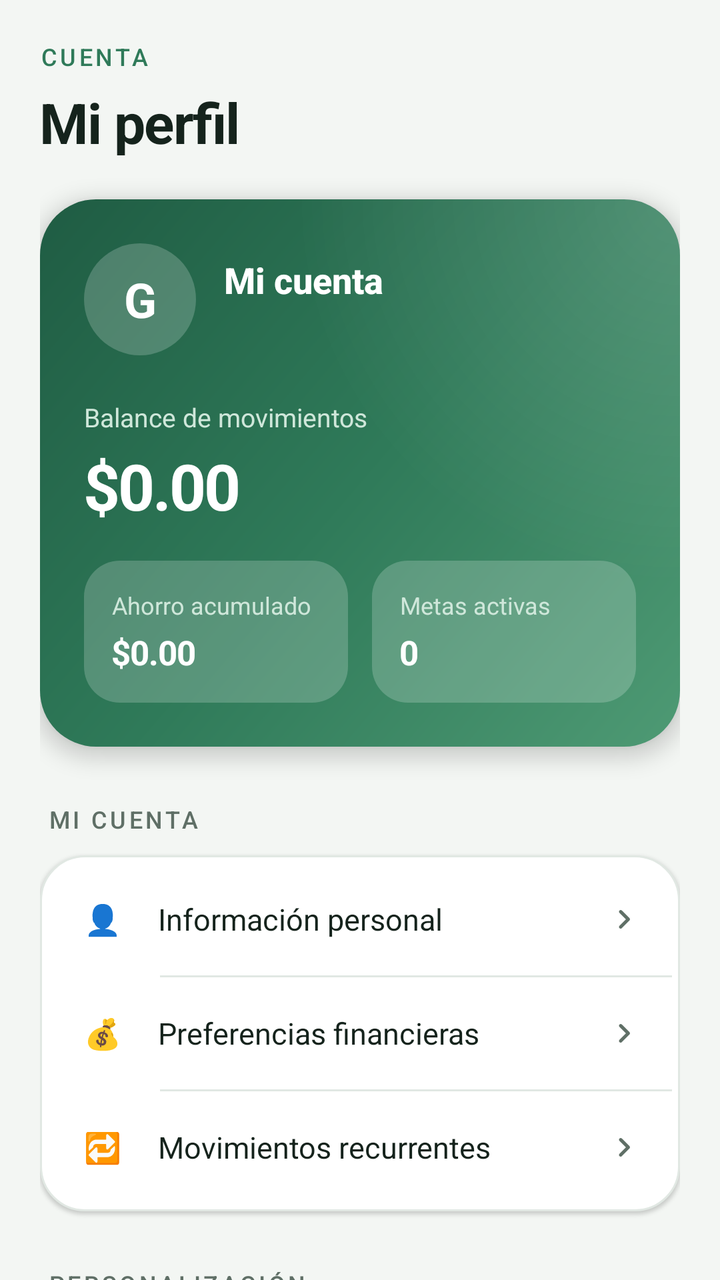
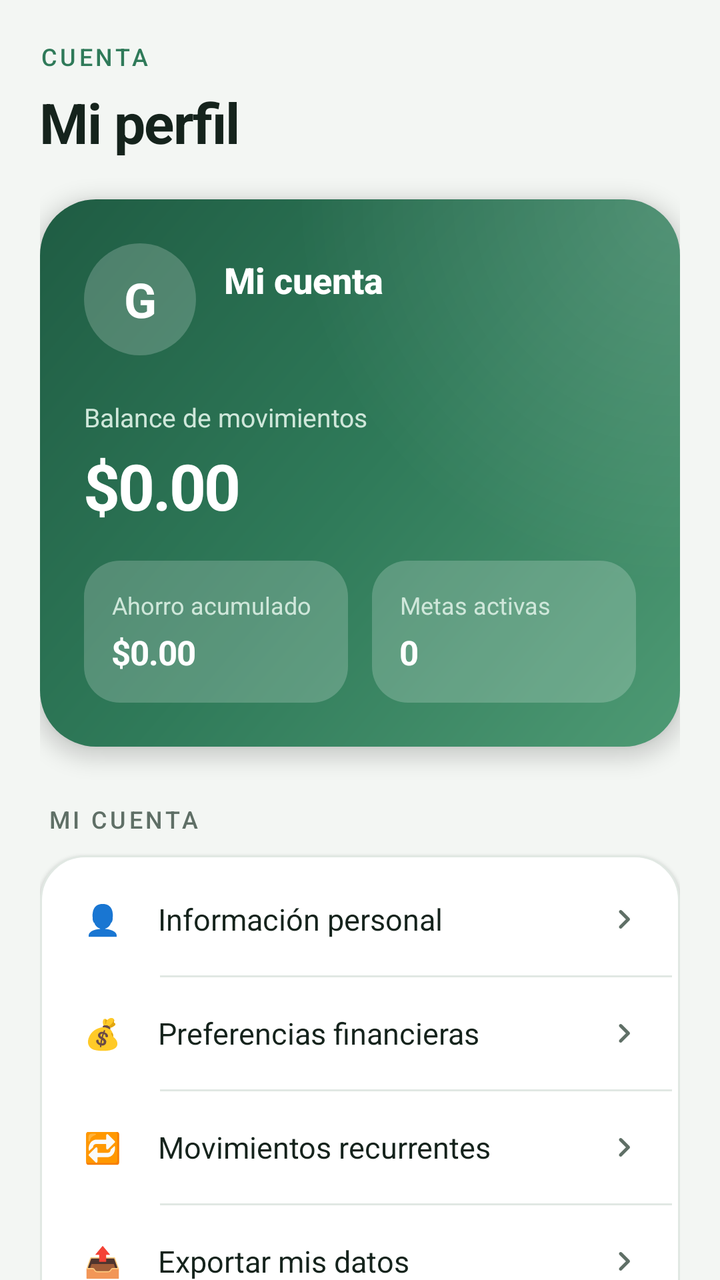

Two renders of the same Android screen: before a commit and after it. Below are the layout's source before the change and the commit's diff.
<!-- AndroidManifest.xml: application theme Theme.Gamora -->
<!-- res/layout/fragment_profile.xml -->
<?xml version="1.0" encoding="utf-8"?>
<androidx.core.widget.NestedScrollView xmlns:android="http://schemas.android.com/apk/res/android"
    xmlns:app="http://schemas.android.com/apk/res-auto"
    android:layout_width="match_parent"
    android:layout_height="match_parent"
    android:background="@color/gamora_background"
    android:clipToPadding="false"
    android:fillViewport="true">

    <LinearLayout
        android:layout_width="match_parent"
        android:layout_height="wrap_content"
        android:orientation="vertical"
        android:paddingStart="20dp"
        android:paddingTop="20dp"
        android:paddingEnd="20dp"
        android:paddingBottom="96dp">

        <TextView
            android:layout_width="wrap_content"
            android:layout_height="wrap_content"
            android:text="@string/profile_cuenta"
            android:textAppearance="@style/TextAppearance.Gamora.Overline" />

        <TextView
            android:layout_width="match_parent"
            android:layout_height="wrap_content"
            android:layout_marginTop="6dp"
            android:text="@string/profile_mi_perfil"
            android:textAppearance="@style/TextAppearance.Gamora.Headline" />

        
        <LinearLayout
            style="@style/Gamora.Hero"
            android:layout_width="match_parent"
            android:layout_height="wrap_content"
            android:layout_marginTop="20dp"
            android:orientation="vertical">

            <LinearLayout
                android:layout_width="match_parent"
                android:layout_height="wrap_content"
                android:gravity="center_vertical"
                android:orientation="horizontal">

                <TextView
                    android:id="@+id/tvAvatar"
                    android:layout_width="56dp"
                    android:layout_height="56dp"
                    android:background="@drawable/bg_icon_circle"
                    android:backgroundTint="@color/gamora_hero_chip"
                    android:fontFamily="sans-serif"
                    android:textStyle="bold"
                    android:gravity="center"
                    android:importantForAccessibility="no"
                    android:text="@string/login_screen_g"
                    android:textColor="@color/gamora_on_hero"
                    android:textSize="24sp" />

                <LinearLayout
                    android:layout_width="0dp"
                    android:layout_height="wrap_content"
                    android:layout_marginStart="14dp"
                    android:layout_weight="1"
                    android:orientation="vertical">

                    <TextView
                        android:id="@+id/tvNombrePerfil"
                        android:layout_width="match_parent"
                        android:layout_height="wrap_content"
                        android:fontFamily="sans-serif-medium"
                        android:text="@string/profile_mi_cuenta"
                        android:textColor="@color/gamora_on_hero"
                        android:textSize="18sp"
                        android:textStyle="bold" />

                    <TextView
                        android:id="@+id/tvCorreoPerfil"
                        android:layout_width="match_parent"
                        android:layout_height="wrap_content"
                        android:layout_marginTop="2dp"
                        android:text=""
                        android:textColor="@color/gamora_on_hero_secondary"
                        android:textSize="13sp" />
                </LinearLayout>
            </LinearLayout>

            <TextView
                android:layout_width="wrap_content"
                android:layout_height="wrap_content"
                android:layout_marginTop="22dp"
                android:text="@string/profile_balance_de_movimientos"
                android:textColor="@color/gamora_on_hero_secondary"
                android:textSize="13sp" />

            <TextView
                android:id="@+id/tvPatrimonio"
                android:layout_width="match_parent"
                android:layout_height="wrap_content"
                android:layout_marginTop="4dp"
                android:text="@string/analytics_0_00"
                android:textAppearance="@style/TextAppearance.Gamora.Amount"
                android:textSize="32sp" />

            <LinearLayout
                android:layout_width="match_parent"
                android:layout_height="wrap_content"
                android:layout_marginTop="16dp"
                android:orientation="horizontal">

                <LinearLayout
                    android:layout_width="0dp"
                    android:layout_height="wrap_content"
                    android:layout_marginEnd="6dp"
                    android:layout_weight="1"
                    android:background="@drawable/bg_dashboard_expense"
                    android:orientation="vertical"
                    android:padding="14dp">

                    <TextView
                        android:layout_width="wrap_content"
                        android:layout_height="wrap_content"
                        android:text="@string/profile_ahorro_acumulado"
                        android:textColor="@color/gamora_on_hero_secondary"
                        android:textSize="12sp" />

                    <TextView
                        android:id="@+id/tvAhorroAcumulado"
                        android:layout_width="match_parent"
                        android:layout_height="wrap_content"
                        android:layout_marginTop="4dp"
                        android:maxLines="1"
                        android:text="@string/analytics_0_00"
                        android:textAppearance="@style/TextAppearance.Gamora.AmountSmall"
                        android:textColor="@color/gamora_on_hero"
                        android:textSize="17sp" />
                </LinearLayout>

                <LinearLayout
                    android:layout_width="0dp"
                    android:layout_height="wrap_content"
                    android:layout_marginStart="6dp"
                    android:layout_weight="1"
                    android:background="@drawable/bg_dashboard_expense"
                    android:orientation="vertical"
                    android:padding="14dp">

                    <TextView
                        android:layout_width="wrap_content"
                        android:layout_height="wrap_content"
                        android:text="@string/profile_metas_activas"
                        android:textColor="@color/gamora_on_hero_secondary"
                        android:textSize="12sp" />

                    <TextView
                        android:id="@+id/tvMetasActivas"
                        android:layout_width="match_parent"
                        android:layout_height="wrap_content"
                        android:layout_marginTop="4dp"
                        android:text="@string/profile_0"
                        android:textAppearance="@style/TextAppearance.Gamora.AmountSmall"
                        android:textColor="@color/gamora_on_hero"
                        android:textSize="17sp" />
                </LinearLayout>
            </LinearLayout>
        </LinearLayout>

        
        <TextView
            style="@style/Gamora.SectionLabel"
            android:text="@string/profile_mi_cuenta" />

        <LinearLayout
            style="@style/Gamora.Card"
            android:layout_width="match_parent"
            android:layout_height="wrap_content"
            android:orientation="vertical"
            android:padding="4dp">

            <TextView
                android:id="@+id/btnInformacionPersonal"
                style="@style/Gamora.SettingRow"
                android:text="@string/profile_informacion_personal" />

            <View style="@style/Gamora.Divider" />

            <TextView
                android:id="@+id/btnPreferenciasFinancieras"
                style="@style/Gamora.SettingRow"
                android:text="@string/profile_preferencias_financieras" />

            <View style="@style/Gamora.Divider" />

            <TextView
                android:id="@+id/btnRecurrentes"
                style="@style/Gamora.SettingRow"
                android:text="@string/profile_movimientos_recurrentes" />
        </LinearLayout>

        
        <TextView
            style="@style/Gamora.SectionLabel"
            android:text="@string/profile_personalizacion" />

        <LinearLayout
            style="@style/Gamora.Card"
            android:layout_width="match_parent"
            android:layout_height="wrap_content"
            android:orientation="vertical"
            android:padding="4dp">

            <LinearLayout
                android:layout_width="match_parent"
                android:layout_height="wrap_content"
                android:orientation="vertical"
                android:paddingStart="18dp"
                android:paddingTop="14dp"
                android:paddingEnd="14dp"
                android:paddingBottom="14dp">

                <TextView
                    android:layout_width="wrap_content"
                    android:layout_height="wrap_content"
                    android:text="@string/profile_apariencia"
                    android:textColor="@color/gamora_text_primary"
                    android:textSize="15sp" />

                <com.google.android.material.button.MaterialButtonToggleGroup
                    android:id="@+id/groupTema"
                    android:layout_width="match_parent"
                    android:layout_height="wrap_content"
                    android:layout_marginTop="12dp"
                    app:selectionRequired="true"
                    app:singleSelection="true">

                    <com.google.android.material.button.MaterialButton
                        android:id="@+id/btnTemaClaro"
                        style="@style/Widget.Gamora.Button.Outlined"
                        android:layout_width="0dp"
                        android:layout_height="wrap_content"
                        android:layout_weight="1"
                        android:minHeight="44dp"
                        android:paddingStart="4dp"
                        android:paddingEnd="4dp"
                        android:maxLines="1"
                        android:text="@string/profile_claro"
                        android:textSize="13sp" />

                    <com.google.android.material.button.MaterialButton
                        android:id="@+id/btnTemaOscuro"
                        style="@style/Widget.Gamora.Button.Outlined"
                        android:layout_width="0dp"
                        android:layout_height="wrap_content"
                        android:layout_weight="1"
                        android:minHeight="44dp"
                        android:paddingStart="4dp"
                        android:paddingEnd="4dp"
                        android:maxLines="1"
                        android:text="@string/profile_oscuro"
                        android:textSize="13sp" />

                    <com.google.android.material.button.MaterialButton
                        android:id="@+id/btnTemaSistema"
                        style="@style/Widget.Gamora.Button.Outlined"
                        android:layout_width="0dp"
                        android:layout_height="wrap_content"
                        android:layout_weight="1"
                        android:minHeight="44dp"
                        android:paddingStart="4dp"
                        android:paddingEnd="4dp"
                        android:maxLines="1"
                        android:text="@string/profile_sistema"
                        android:textSize="13sp" />
                </com.google.android.material.button.MaterialButtonToggleGroup>
            </LinearLayout>

            <View style="@style/Gamora.Divider" />

            <TextView
                android:id="@+id/btnNotificaciones"
                style="@style/Gamora.SettingRow"
                android:text="@string/profile_notificaciones" />

            <View style="@style/Gamora.Divider" />

            <TextView
                android:id="@+id/btnIdioma"
                style="@style/Gamora.SettingRow"
                android:text="@string/profile_idioma" />
        </LinearLayout>

        
        <TextView
            style="@style/Gamora.SectionLabel"
            android:text="@string/profile_privacidad_y_ayuda" />

        <LinearLayout
            style="@style/Gamora.Card"
            android:layout_width="match_parent"
            android:layout_height="wrap_content"
            android:orientation="vertical"
            android:padding="4dp">

            <TextView
                android:id="@+id/btnPrivacidad"
                style="@style/Gamora.SettingRow"
                android:text="@string/profile_privacidad_y_seguridad" />

            <View style="@style/Gamora.Divider" />

            <TextView
                android:id="@+id/btnBloqueo"
                style="@style/Gamora.SettingRow"
                android:text="@string/profile_bloqueo_con_huella_o" />

            <View style="@style/Gamora.Divider" />

            <TextView
                android:id="@+id/btnPreferenciasIA"
                style="@style/Gamora.SettingRow"
                android:text="@string/profile_inteligencia_artificial" />

            <View style="@style/Gamora.Divider" />

            <TextView
                android:id="@+id/btnDocumentosLegales"
                style="@style/Gamora.SettingRow"
                android:text="@string/profile_documentos_legales" />

            <View style="@style/Gamora.Divider" />

            <TextView
                android:id="@+id/btnAyuda"
                style="@style/Gamora.SettingRow"
                android:text="@string/profile_ayuda_y_soporte" />
        </LinearLayout>

        
        <LinearLayout
            android:id="@+id/btnEliminarDatos"
            style="@style/Gamora.Card"
            android:layout_width="match_parent"
            android:layout_height="wrap_content"
            android:layout_marginTop="28dp"
            android:background="@drawable/bg_dashboard_card"
            android:backgroundTint="@color/gamora_expense_container"
            android:clickable="true"
            android:focusable="true"
            android:foreground="?attr/selectableItemBackground"
            android:orientation="vertical"
            android:padding="18dp">

            <TextView
                android:layout_width="match_parent"
                android:layout_height="wrap_content"
                android:fontFamily="sans-serif-medium"
                android:text="@string/profile_eliminar_mis_datos"
                android:textColor="@color/gamora_expense"
                android:textSize="15sp"
                android:textStyle="bold" />

            <TextView
                android:layout_width="match_parent"
                android:layout_height="wrap_content"
                android:layout_marginTop="4dp"
                android:text="@string/profile_borra_tu_cuenta_y"
                android:textAppearance="@style/TextAppearance.Gamora.Caption" />
        </LinearLayout>

        <com.google.android.material.button.MaterialButton
            android:id="@+id/btnCerrarSesion"
            style="@style/Widget.Gamora.Button.Outlined"
            android:layout_width="match_parent"
            android:layout_height="wrap_content"
            android:layout_marginTop="16dp"
            android:text="@string/profile_cerrar_sesion" />

        <TextView
            android:layout_width="match_parent"
            android:layout_height="wrap_content"
            android:layout_marginTop="24dp"
            android:gravity="center"
            android:text="@string/profile_gamora_tu_dinero_tus"
            android:textAppearance="@style/TextAppearance.Gamora.Caption" />

    </LinearLayout>
</androidx.core.widget.NestedScrollView>
<!-- resources referenced by this layout -->
<resources>
  <color name="gamora_expense">#C9493F</color>
  <color name="gamora_on_hero">#FFFFFF</color>
  <string name="analytics_0_00">$0.00</string>
  <string name="login_screen_g">G</string>
  <string name="profile_0">0</string>
  <string name="profile_claro">Claro</string>
  <style name="Gamora.SectionLabel" parent="">
          <item name="android:layout_width">wrap_content</item>
          <item name="android:layout_height">wrap_content</item>
          <item name="android:layout_marginTop">28dp</item>
          <item name="android:layout_marginBottom">10dp</item>
          <item name="android:layout_marginStart">4dp</item>
          <item name="android:textAppearance">@style/TextAppearance.Gamora.Overline</item>
          <item name="android:textColor">@color/gamora_text_secondary</item>
      </style>
  <color name="gamora_surface">#FFFFFF</color>
  <color name="gamora_border">#E1E8E3</color>
  <color name="gamora_accent_light">#DDEFE5</color>
  <color name="gamora_accent">#2F7A59</color>
  <color name="gamora_hero_end">#4E9A74</color>
  <style name="ThemeOverlay.Gamora.Dialog" parent="ThemeOverlay.Material3.MaterialAlertDialog">
          <item name="shapeAppearanceOverlay">@style/ShapeAppearance.Gamora.Large</item>
          <item name="colorSurface">@color/gamora_surface</item>
          <item name="colorPrimary">@color/gamora_accent</item>
          <item name="buttonBarPositiveButtonStyle">@style/Widget.Gamora.Button.Text</item>
          <item name="buttonBarNegativeButtonStyle">@style/Widget.Gamora.Button.Text</item>
          <item name="buttonBarNeutralButtonStyle">@style/Widget.Gamora.Button.Text</item>
      </style>
  <!-- unchanged entries left out for length: 59 -->
</resources>

<!-- the commit's change to res/layout/fragment_profile.xml (unified diff, before → after) -->
@@ -195,6 +195,13 @@
                 android:id="@+id/btnRecurrentes"
                 style="@style/Gamora.SettingRow"
                 android:text="@string/profile_movimientos_recurrentes" />
+
+            <View style="@style/Gamora.Divider" />
+
+            <TextView
+                android:id="@+id/btnExportar"
+                style="@style/Gamora.SettingRow"
+                android:text="@string/profile_exportar" />
         </LinearLayout>
 
         
<!-- resource entries referenced after the edit -->
@@ -6,7 +6,10 @@
   <string name="login_screen_g">G</string>
   <string name="profile_0">0</string>
   <string name="profile_claro">Claro</string>
+  <string name="profile_exportar">"📤     Exportar mis datos"</string>
   <style name="Gamora.SectionLabel" parent="">
+          
+          <item name="android:accessibilityHeading" tools:targetApi="p">true</item>
           <item name="android:layout_width">wrap_content</item>
           <item name="android:layout_height">wrap_content</item>
           <item name="android:layout_marginTop">28dp</item>
@@ -17,16 +20,54 @@
       </style>
   <color name="gamora_surface">#FFFFFF</color>
   <color name="gamora_border">#E1E8E3</color>
-  <color name="gamora_accent_light">#DDEFE5</color>
+  <color name="gamora_accent_light">#E9F4EE</color>
   <color name="gamora_accent">#2F7A59</color>
   <color name="gamora_hero_end">#4E9A74</color>
   <style name="ThemeOverlay.Gamora.Dialog" parent="ThemeOverlay.Material3.MaterialAlertDialog">
-          <item name="shapeAppearanceOverlay">@style/ShapeAppearance.Gamora.Large</item>
+          <item name="shapeAppearanceOverlay">@style/ShapeAppearance.Gamora.Dialog</item>
           <item name="colorSurface">@color/gamora_surface</item>
           <item name="colorPrimary">@color/gamora_accent</item>
-          <item name="buttonBarPositiveButtonStyle">@style/Widget.Gamora.Button.Text</item>
-          <item name="buttonBarNegativeButtonStyle">@style/Widget.Gamora.Button.Text</item>
+          <item name="materialAlertDialogTitleTextStyle">@style/MaterialAlertDialog.Gamora.Title</item>
+          <item name="materialAlertDialogBodyTextStyle">@style/MaterialAlertDialog.Gamora.Body</item>
+          <item name="buttonBarPositiveButtonStyle">@style/Widget.Gamora.Dialog.Principal</item>
+          <item name="buttonBarNegativeButtonStyle">@style/Widget.Gamora.Dialog.Secundario</item>
           <item name="buttonBarNeutralButtonStyle">@style/Widget.Gamora.Button.Text</item>
+      </style>
+  <style name="ShapeAppearance.Gamora.Dialog" parent="">
+          <item name="cornerFamily">rounded</item>
+          <item name="cornerSize">28dp</item>
+      </style>
+  <style name="MaterialAlertDialog.Gamora.Title" parent="MaterialAlertDialog.Material3.Title.Text">
+          <item name="android:textSize">20sp</item>
+          <item name="android:fontFamily">sans-serif-medium</item>
+          <item name="android:textColor">@color/gamora_text_primary</item>
+      </style>
+  <style name="MaterialAlertDialog.Gamora.Body" parent="MaterialAlertDialog.Material3.Body.Text">
+          <item name="android:textSize">15sp</item>
+          <item name="android:lineSpacingMultiplier">1.25</item>
+          <item name="android:textColor">@color/gamora_text_secondary</item>
+      </style>
+  <style name="Widget.Gamora.Dialog.Principal" parent="Widget.Material3.Button">
+          <item name="android:minHeight">44dp</item>
+          <item name="android:textAllCaps">false</item>
+          <item name="android:fontFamily">sans-serif-medium</item>
+          <item name="android:insetTop">0dp</item>
+          <item name="android:insetBottom">0dp</item>
+          <item name="android:layout_marginStart">8dp</item>
+          <item name="cornerRadius">22dp</item>
+          <item name="backgroundTint">@color/gamora_accent</item>
+          <item name="android:textColor">@color/gamora_on_accent</item>
+      </style>
+  <style name="Widget.Gamora.Dialog.Secundario" parent="Widget.Material3.Button.OutlinedButton">
+          <item name="android:minHeight">44dp</item>
+          <item name="android:textAllCaps">false</item>
+          <item name="android:fontFamily">sans-serif-medium</item>
+          <item name="android:insetTop">0dp</item>
+          <item name="android:insetBottom">0dp</item>
+          <item name="android:layout_marginStart">8dp</item>
+          <item name="cornerRadius">22dp</item>
+          <item name="strokeColor">@color/gamora_border</item>
+          <item name="android:textColor">@color/gamora_text_primary</item>
       </style>
   <!-- unchanged entries left out for length: 59 -->
 </resources>
